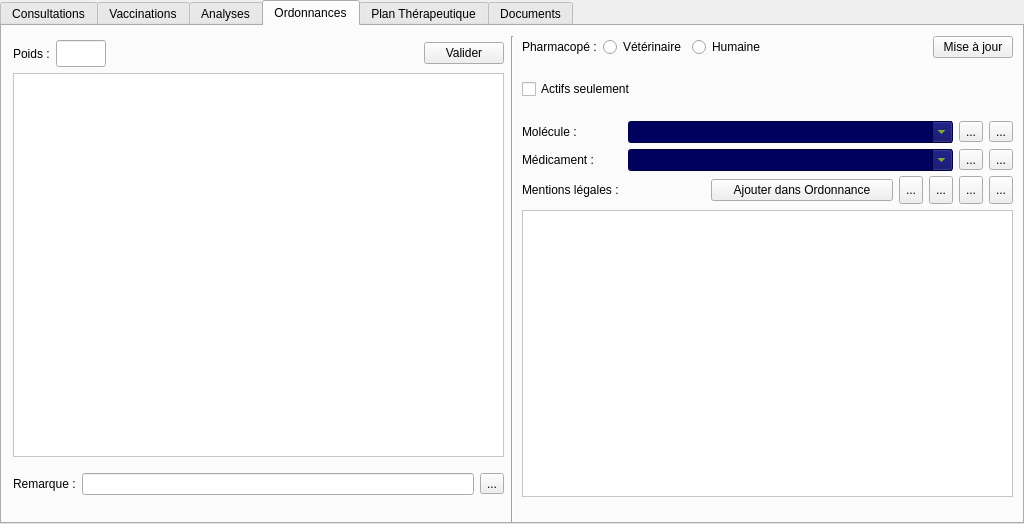
Above: VetGUI/Form_medical.ui from FrancoisBagaini/OpenVet0.2 before the change. Below: the same form after it.
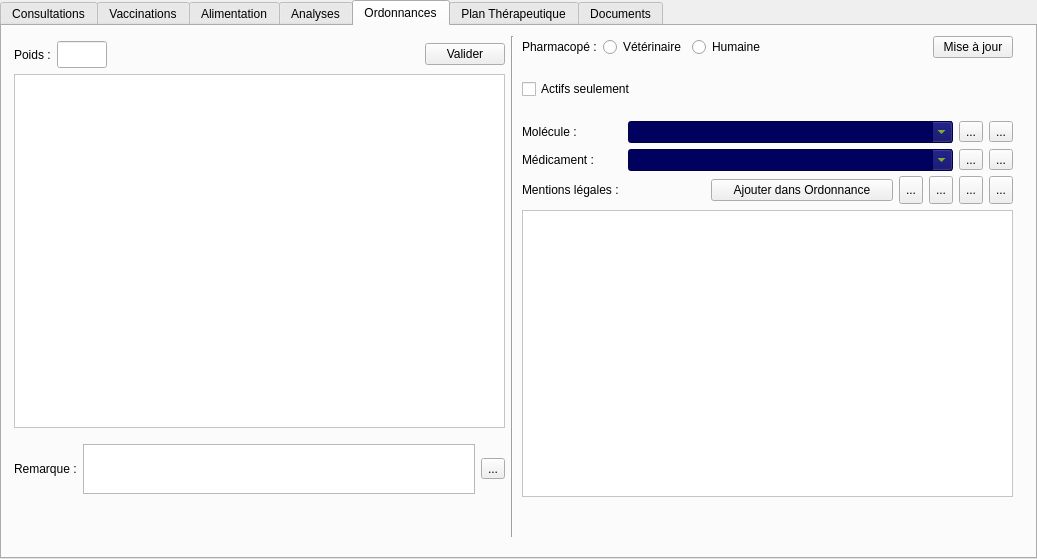
That is the form after the change. The open tabs and pages were chosen to show the change. Icons and pictures are not drawn. Custom widgets are drawn as their Qt base class.

```diff
--- a/VetGUI/Form_medical.ui
+++ b/VetGUI/Form_medical.ui
@@ -6,8 +6,8 @@
    <rect>
     <x>0</x>
     <y>0</y>
-    <width>1024</width>
-    <height>524</height>
+    <width>1037</width>
+    <height>559</height>
    </rect>
   </property>
   <property name="currentIndex">
@@ -867,6 +867,11 @@
     <column/>
    </widget>
   </widget>
+  <widget class="QWidget" name="tab">
+   <attribute name="title">
+    <string>Alimentation</string>
+   </attribute>
+  </widget>
   <widget class="QWidget" name="tab_analyse">
    <attribute name="title">
     <string>Analyses</string>
@@ -1550,158 +1555,6 @@
      <enum>Qt::Vertical</enum>
     </property>
    </widget>
-   <widget class="QWidget" name="layoutWidget_5">
-    <property name="geometry">
-     <rect>
-      <x>11</x>
-      <y>14</y>
-      <width>491</width>
-      <height>465</height>
-     </rect>
-    </property>
-    <layout class="QVBoxLayout" name="verticalLayout_4">
-     <item>
-      <layout class="QHBoxLayout" name="horizontalLayout_3">
-       <property name="sizeConstraint">
-        <enum>QLayout::SetDefaultConstraint</enum>
-       </property>
-       <item>
-        <widget class="QLabel" name="label_11">
-         <property name="text">
-          <string>Poids :</string>
-         </property>
-         <property name="buddy">
-          <cstring>lineEdit_poids</cstring>
-         </property>
-        </widget>
-       </item>
-       <item>
-        <widget class="QLineEdit" name="lineEdit_poids">
-         <property name="sizePolicy">
-          <sizepolicy hsizetype="Fixed" vsizetype="Fixed">
-           <horstretch>15</horstretch>
-           <verstretch>0</verstretch>
-          </sizepolicy>
-         </property>
-         <property name="minimumSize">
-          <size>
-           <width>40</width>
-           <height>27</height>
-          </size>
-         </property>
-         <property name="maximumSize">
-          <size>
-           <width>50</width>
-           <height>16777215</height>
-          </size>
-         </property>
-        </widget>
-       </item>
-       <item>
-        <spacer name="horizontalSpacer_2">
-         <property name="orientation">
-          <enum>Qt::Horizontal</enum>
-         </property>
-         <property name="sizeHint" stdset="0">
-          <size>
-           <width>40</width>
-           <height>20</height>
-          </size>
-         </property>
-        </spacer>
-       </item>
-       <item>
-        <widget class="QPushButton" name="pushButton_ValidOrdonnance">
-         <property name="maximumSize">
-          <size>
-           <width>100</width>
-           <height>16777215</height>
-          </size>
-         </property>
-         <property name="toolTip">
-          <string>Valide et enregistre l'ordonnance</string>
-         </property>
-         <property name="text">
-          <string>Valider</string>
-         </property>
-        </widget>
-       </item>
-      </layout>
-     </item>
-     <item>
-      <widget class="MyTextEdit" name="textEdit_Ordonnance">
-       <property name="sizePolicy">
-        <sizepolicy hsizetype="Preferred" vsizetype="Fixed">
-         <horstretch>0</horstretch>
-         <verstretch>0</verstretch>
-        </sizepolicy>
-       </property>
-       <property name="minimumSize">
-        <size>
-         <width>0</width>
-         <height>370</height>
-        </size>
-       </property>
-       <property name="maximumSize">
-        <size>
-         <width>99999</width>
-         <height>9999</height>
-        </size>
-       </property>
-       <property name="styleSheet">
-        <string notr="true">background-color: rgb(255, 255, 255);</string>
-       </property>
-      </widget>
-     </item>
-     <item>
-      <layout class="QHBoxLayout" name="horizontalLayout_17">
-       <property name="sizeConstraint">
-        <enum>QLayout::SetFixedSize</enum>
-       </property>
-       <property name="topMargin">
-        <number>10</number>
-       </property>
-       <property name="bottomMargin">
-        <number>10</number>
-       </property>
-       <item>
-        <widget class="QLabel" name="label_10">
-         <property name="text">
-          <string>Remarque :</string>
-         </property>
-        </widget>
-       </item>
-       <item>
-        <widget class="QLineEdit" name="lineEdit_Remarque">
-         <property name="maxLength">
-          <number>200</number>
-         </property>
-        </widget>
-       </item>
-       <item>
-        <widget class="QToolButton" name="toolButton_CommentLine">
-         <property name="toolTip">
-          <string>Ajouter une ligne de commentaire à l'ordonnance</string>
-         </property>
-         <property name="text">
-          <string>...</string>
-         </property>
-         <property name="icon">
-          <iconset resource="resources.qrc">
-           <normaloff>:/newPrefix/images/TransfertUp2.png</normaloff>:/newPrefix/images/TransfertUp2.png</iconset>
-         </property>
-         <property name="iconSize">
-          <size>
-           <width>24</width>
-           <height>20</height>
-          </size>
-         </property>
-        </widget>
-       </item>
-      </layout>
-     </item>
-    </layout>
-   </widget>
    <widget class="QWidget" name="verticalLayoutWidget">
     <property name="geometry">
      <rect>
@@ -2284,6 +2137,161 @@
      </item>
     </layout>
    </widget>
+   <widget class="QWidget" name="layoutWidget">
+    <property name="geometry">
+     <rect>
+      <x>12</x>
+      <y>15</y>
+      <width>491</width>
+      <height>463</height>
+     </rect>
+    </property>
+    <layout class="QVBoxLayout" name="verticalLayout_4">
+     <item>
+      <layout class="QHBoxLayout" name="horizontalLayout_3">
+       <property name="sizeConstraint">
+        <enum>QLayout::SetDefaultConstraint</enum>
+       </property>
+       <item>
+        <widget class="QLabel" name="label_11">
+         <property name="text">
+          <string>Poids :</string>
+         </property>
+         <property name="buddy">
+          <cstring>lineEdit_poids</cstring>
+         </property>
+        </widget>
+       </item>
+       <item>
+        <widget class="QLineEdit" name="lineEdit_poids">
+         <property name="sizePolicy">
+          <sizepolicy hsizetype="Fixed" vsizetype="Fixed">
+           <horstretch>15</horstretch>
+           <verstretch>0</verstretch>
+          </sizepolicy>
+         </property>
+         <property name="minimumSize">
+          <size>
+           <width>40</width>
+           <height>27</height>
+          </size>
+         </property>
+         <property name="maximumSize">
+          <size>
+           <width>50</width>
+           <height>16777215</height>
+          </size>
+         </property>
+        </widget>
+       </item>
+       <item>
+        <spacer name="horizontalSpacer_2">
+         <property name="orientation">
+          <enum>Qt::Horizontal</enum>
+         </property>
+         <property name="sizeHint" stdset="0">
+          <size>
+           <width>40</width>
+           <height>20</height>
+          </size>
+         </property>
+        </spacer>
+       </item>
+       <item>
+        <widget class="QPushButton" name="pushButton_ValidOrdonnance">
+         <property name="maximumSize">
+          <size>
+           <width>100</width>
+           <height>16777215</height>
+          </size>
+         </property>
+         <property name="toolTip">
+          <string>Valide et enregistre l'ordonnance</string>
+         </property>
+         <property name="text">
+          <string>Valider</string>
+         </property>
+        </widget>
+       </item>
+      </layout>
+     </item>
+     <item>
+      <widget class="MyTextEdit" name="textEdit_Ordonnance">
+       <property name="sizePolicy">
+        <sizepolicy hsizetype="Preferred" vsizetype="Fixed">
+         <horstretch>0</horstretch>
+         <verstretch>0</verstretch>
+        </sizepolicy>
+       </property>
+       <property name="minimumSize">
+        <size>
+         <width>0</width>
+         <height>350</height>
+        </size>
+       </property>
+       <property name="maximumSize">
+        <size>
+         <width>99999</width>
+         <height>9999</height>
+        </size>
+       </property>
+       <property name="styleSheet">
+        <string notr="true">background-color: rgb(255, 255, 255);</string>
+       </property>
+      </widget>
+     </item>
+     <item>
+      <layout class="QHBoxLayout" name="horizontalLayout_17">
+       <property name="sizeConstraint">
+        <enum>QLayout::SetFixedSize</enum>
+       </property>
+       <property name="topMargin">
+        <number>10</number>
+       </property>
+       <property name="bottomMargin">
+        <number>10</number>
+       </property>
+       <item>
+        <widget class="QLabel" name="label_10">
+         <property name="text">
+          <string>Remarque :</string>
+         </property>
+        </widget>
+       </item>
+       <item>
+        <widget class="QPlainTextEdit" name="lineEdit_Remarque">
+         <property name="maximumSize">
+          <size>
+           <width>16777215</width>
+           <height>50</height>
+          </size>
+         </property>
+        </widget>
+       </item>
+       <item>
+        <widget class="QToolButton" name="toolButton_CommentLine">
+         <property name="toolTip">
+          <string>Ajouter une ligne de commentaire à l'ordonnance</string>
+         </property>
+         <property name="text">
+          <string>...</string>
+         </property>
+         <property name="icon">
+          <iconset resource="resources.qrc">
+           <normaloff>:/newPrefix/images/TransfertUp2.png</normaloff>:/newPrefix/images/TransfertUp2.png</iconset>
+         </property>
+         <property name="iconSize">
+          <size>
+           <width>24</width>
+           <height>24</height>
+          </size>
+         </property>
+        </widget>
+       </item>
+      </layout>
+     </item>
+    </layout>
+   </widget>
   </widget>
   <widget class="QWidget" name="tab_planTherapeutique">
    <attribute name="title">
```
Left out of the diff: 9 changed lines with no effect on the pictures.
